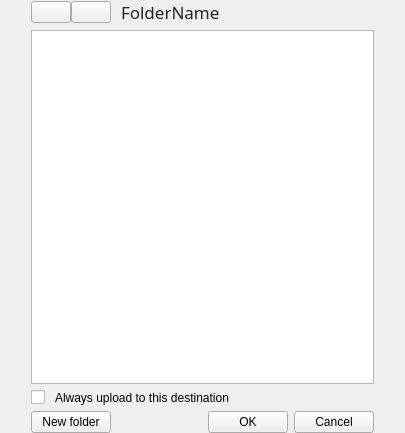
meganz/MEGAsync, file src/MEGASync/gui/node_selector/gui/macx/NodeSelectorTreeViewWidget.ui: the form before one commit.
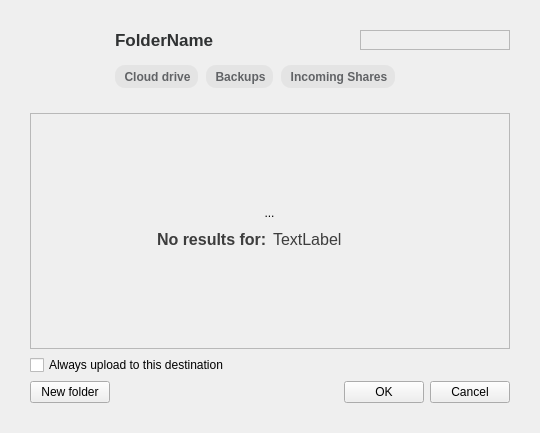
The form after the commit. The open tabs and pages were chosen to show the change. Icons and pictures are not drawn. Custom widgets are drawn as their Qt base class.

Commit message: ui imported to linux and mac

```diff
--- a/src/MEGASync/gui/node_selector/gui/macx/NodeSelectorTreeViewWidget.ui
+++ b/src/MEGASync/gui/node_selector/gui/macx/NodeSelectorTreeViewWidget.ui
@@ -6,7 +6,7 @@
    <rect>
     <x>0</x>
     <y>0</y>
-    <width>405</width>
+    <width>540</width>
     <height>433</height>
    </rect>
   </property>
@@ -14,111 +14,53 @@
    <string notr="true"/>
   </property>
   <property name="styleSheet">
-   <string notr="true">QScrollBar:horizontal {
-height: 16px;
-}
-
-#cbAlwaysUploadToLocation
+   <string notr="true">QToolButton
 {
-    spacing: 10px;
-}
-
-#lFolderName
-{
-  color: #242424;
-  font-family: SF Pro Text;
-  font-size: 13px;
+border:none;
 }</string>
   </property>
-  <layout class="QVBoxLayout" name="verticalLayout">
+  <layout class="QVBoxLayout" name="NodeSelectorWidgetLayout">
    <property name="leftMargin">
-    <number>31</number>
+    <number>30</number>
    </property>
    <property name="topMargin">
-    <number>0</number>
+    <number>30</number>
    </property>
    <property name="rightMargin">
-    <number>31</number>
+    <number>30</number>
    </property>
    <property name="bottomMargin">
-    <number>0</number>
+    <number>30</number>
    </property>
    <item>
-    <layout class="QHBoxLayout" name="horizontalLayout_3">
-     <property name="spacing">
-      <number>0</number>
-     </property>
+    <layout class="QGridLayout" name="gridLayout">
      <property name="topMargin">
       <number>0</number>
      </property>
      <property name="bottomMargin">
-      <number>0</number>
+      <number>10</number>
      </property>
-     <item alignment="Qt::AlignVCenter">
-      <widget class="QPushButton" name="bBack">
-       <property name="sizePolicy">
-        <sizepolicy hsizetype="Preferred" vsizetype="Preferred">
-         <horstretch>0</horstretch>
-         <verstretch>0</verstretch>
-        </sizepolicy>
-       </property>
+     <item row="0" column="10">
+      <widget class="SearchLineEdit" name="leSearch">
        <property name="minimumSize">
         <size>
-         <width>0</width>
+         <width>150</width>
          <height>0</height>
         </size>
        </property>
-       <property name="maximumSize">
-        <size>
-         <width>40</width>
-         <height>16777215</height>
-        </size>
+       <property name="frameShape">
+        <enum>QFrame::StyledPanel</enum>
        </property>
-       <property name="focusPolicy">
-        <enum>Qt::NoFocus</enum>
-       </property>
-       <property name="styleSheet">
-        <string notr="true"/>
-       </property>
-       <property name="text">
-        <string/>
-       </property>
-       <property name="icon">
-        <iconset resource="../../../Resources_macx.qrc">
-         <normaloff>:/images/node_selector/arrow-left-ico.png</normaloff>
-         <disabledoff>:/images/node_selector/arrow-left-disabled-ico.png</disabledoff>:/images/node_selector/arrow-left-ico.png</iconset>
-       </property>
-       <property name="iconSize">
-        <size>
-         <width>16</width>
-         <height>16</height>
-        </size>
-       </property>
-       <property name="autoDefault">
-        <bool>false</bool>
+       <property name="frameShadow">
+        <enum>QFrame::Plain</enum>
        </property>
       </widget>
      </item>
-     <item alignment="Qt::AlignVCenter">
+     <item row="0" column="1">
       <widget class="QPushButton" name="bForward">
-       <property name="enabled">
-        <bool>true</bool>
-       </property>
-       <property name="sizePolicy">
-        <sizepolicy hsizetype="Preferred" vsizetype="Preferred">
-         <horstretch>0</horstretch>
-         <verstretch>0</verstretch>
-        </sizepolicy>
-       </property>
-       <property name="minimumSize">
-        <size>
-         <width>0</width>
-         <height>0</height>
-        </size>
-       </property>
        <property name="maximumSize">
         <size>
-         <width>40</width>
+         <width>30</width>
          <height>16777215</height>
         </size>
        </property>
@@ -129,7 +71,11 @@
         <number>-2</number>
        </property>
        <property name="styleSheet">
-        <string notr="true"/>
+        <string notr="true">QPushButton {
+    border: none;
+    background-color: transparent;
+    padding: 0px;
+}</string>
        </property>
        <property name="text">
         <string/>
@@ -145,12 +91,9 @@
          <height>16</height>
         </size>
        </property>
-       <property name="autoDefault">
-        <bool>false</bool>
-       </property>
       </widget>
      </item>
-     <item>
+     <item row="0" column="2">
       <spacer name="horizontalSpacer_5">
        <property name="orientation">
         <enum>Qt::Horizontal</enum>
@@ -160,19 +103,136 @@
        </property>
        <property name="sizeHint" stdset="0">
         <size>
-         <width>10</width>
+         <width>13</width>
          <height>20</height>
         </size>
        </property>
       </spacer>
      </item>
-     <item alignment="Qt::AlignHCenter|Qt::AlignVCenter">
+     <item row="0" column="4">
+      <widget class="QLabel" name="searchingText">
+       <property name="styleSheet">
+        <string notr="true">*{
+font-size:17px;
+color:#3D3D3D;
+}</string>
+       </property>
+       <property name="text">
+        <string notr="true"/>
+       </property>
+      </widget>
+     </item>
+     <item row="0" column="5">
+      <spacer name="syncSpacer">
+       <property name="orientation">
+        <enum>Qt::Horizontal</enum>
+       </property>
+       <property name="sizeType">
+        <enum>QSizePolicy::Fixed</enum>
+       </property>
+       <property name="sizeHint" stdset="0">
+        <size>
+         <width>13</width>
+         <height>20</height>
+        </size>
+       </property>
+      </spacer>
+     </item>
+     <item row="0" column="6">
+      <widget class="QLabel" name="lIcon">
+       <property name="minimumSize">
+        <size>
+         <width>0</width>
+         <height>0</height>
+        </size>
+       </property>
+       <property name="maximumSize">
+        <size>
+         <width>16777215</width>
+         <height>16777215</height>
+        </size>
+       </property>
+       <property name="text">
+        <string notr="true"/>
+       </property>
+       <property name="alignment">
+        <set>Qt::AlignCenter</set>
+       </property>
+       <property name="margin">
+        <number>0</number>
+       </property>
+       <property name="indent">
+        <number>-1</number>
+       </property>
+      </widget>
+     </item>
+     <item row="0" column="0">
+      <widget class="QPushButton" name="bBack">
+       <property name="maximumSize">
+        <size>
+         <width>30</width>
+         <height>16777215</height>
+        </size>
+       </property>
+       <property name="styleSheet">
+        <string notr="true">QPushButton {
+    border: none;
+    background-color: transparent;
+    padding: 0px;
+}
+</string>
+       </property>
+       <property name="text">
+        <string/>
+       </property>
+       <property name="icon">
+        <iconset resource="../../../Resources_macx.qrc">
+         <normaloff>:/images/node_selector/arrow-left-ico.png</normaloff>
+         <disabledoff>:/images/node_selector/arrow-left-disabled-ico.png</disabledoff>:/images/node_selector/arrow-left-ico.png</iconset>
+       </property>
+       <property name="iconSize">
+        <size>
+         <width>16</width>
+         <height>16</height>
+        </size>
+       </property>
+      </widget>
+     </item>
+     <item row="0" column="9">
+      <spacer name="horizontalSpacer_4">
+       <property name="orientation">
+        <enum>Qt::Horizontal</enum>
+       </property>
+       <property name="sizeHint" stdset="0">
+        <size>
+         <width>40</width>
+         <height>20</height>
+        </size>
+       </property>
+      </spacer>
+     </item>
+     <item row="0" column="7">
+      <spacer name="avatarSpacer">
+       <property name="orientation">
+        <enum>Qt::Horizontal</enum>
+       </property>
+       <property name="sizeType">
+        <enum>QSizePolicy::Fixed</enum>
+       </property>
+       <property name="sizeHint" stdset="0">
+        <size>
+         <width>13</width>
+         <height>20</height>
+        </size>
+       </property>
+      </spacer>
+     </item>
+     <item row="0" column="3">
       <widget class="QLabel" name="lFolderName">
        <property name="font">
         <font>
-         <family>SF Pro 58</family>
          <pointsize>-1</pointsize>
-         <bold>false</bold>
+         <bold>true</bold>
          <strikeout>false</strikeout>
          <kerning>false</kerning>
         </font>
@@ -180,6 +240,8 @@
        <property name="styleSheet">
         <string notr="true">QLabel{
 font-size:17px;
+font-weight: bold;
+color:#303233;
 }</string>
        </property>
        <property name="text">
@@ -187,67 +249,7 @@
        </property>
       </widget>
      </item>
-     <item>
-      <spacer name="syncSpacer">
-       <property name="orientation">
-        <enum>Qt::Horizontal</enum>
-       </property>
-       <property name="sizeType">
-        <enum>QSizePolicy::Fixed</enum>
-       </property>
-       <property name="sizeHint" stdset="0">
-        <size>
-         <width>10</width>
-         <height>20</height>
-        </size>
-       </property>
-      </spacer>
-     </item>
-     <item>
-      <widget class="QLabel" name="lIcon">
-       <property name="minimumSize">
-        <size>
-         <width>0</width>
-         <height>0</height>
-        </size>
-       </property>
-       <property name="maximumSize">
-        <size>
-         <width>16777215</width>
-         <height>16777215</height>
-        </size>
-       </property>
-       <property name="text">
-        <string/>
-       </property>
-       <property name="alignment">
-        <set>Qt::AlignCenter</set>
-       </property>
-       <property name="margin">
-        <number>0</number>
-       </property>
-       <property name="indent">
-        <number>-1</number>
-       </property>
-      </widget>
-     </item>
-     <item>
-      <spacer name="avatarSpacer">
-       <property name="orientation">
-        <enum>Qt::Horizontal</enum>
-       </property>
-       <property name="sizeType">
-        <enum>QSizePolicy::Fixed</enum>
-       </property>
-       <property name="sizeHint" stdset="0">
-        <size>
-         <width>10</width>
-         <height>20</height>
-        </size>
-       </property>
-      </spacer>
-     </item>
-     <item>
+     <item row="0" column="8">
       <widget class="QLabel" name="lOwnerIcon">
        <property name="minimumSize">
         <size>
@@ -269,110 +271,463 @@
        </property>
       </widget>
      </item>
-     <item>
-      <spacer name="horizontalSpacer_4">
-       <property name="orientation">
-        <enum>Qt::Horizontal</enum>
-       </property>
-       <property name="sizeHint" stdset="0">
+     <item row="1" column="3" colspan="8" alignment="Qt::AlignLeft">
+      <widget class="QWidget" name="searchButtonsWidget" native="true">
+       <property name="minimumSize">
         <size>
-         <width>40</width>
-         <height>20</height>
+         <width>0</width>
+         <height>0</height>
         </size>
        </property>
-      </spacer>
+       <property name="styleSheet">
+        <string notr="true">QToolButton
+{
+  border-radius: 10px;
+  font-weight: 600;
+  height:20px;
+  padding-left:5px;
+  padding-right:3px;
+  background-color: rgba(0, 0, 0, 0.05);
+  color:#616366;
+}
+
+QToolButton:checked
+{
+  background-color: #04101E;
+  color:#FAFAFB;
+}
+
+QToolButton:hover
+{
+  background-color: rgba(0, 0, 0, 0.1);
+  color:#616366;
+}
+
+
+QToolButton:pressed
+{
+  background-color: rgba(0, 0, 0, 0.2);
+  color:#616366;
+}
+</string>
+       </property>
+       <layout class="QHBoxLayout" name="horizontalLayout_2">
+        <property name="spacing">
+         <number>8</number>
+        </property>
+        <property name="leftMargin">
+         <number>0</number>
+        </property>
+        <item>
+         <widget class="QToolButton" name="cloudDriveSearch">
+          <property name="cursor">
+           <cursorShape>PointingHandCursor</cursorShape>
+          </property>
+          <property name="tabletTracking">
+           <bool>false</bool>
+          </property>
+          <property name="autoFillBackground">
+           <bool>false</bool>
+          </property>
+          <property name="styleSheet">
+           <string notr="true"/>
+          </property>
+          <property name="text">
+           <string>Cloud drive</string>
+          </property>
+          <property name="icon">
+           <iconset resource="../../../Resources_macx.qrc">
+            <normaloff>:/images/node_selector/search_filter/small_cloud_default.png</normaloff>:/images/node_selector/search_filter/small_cloud_default.png</iconset>
+          </property>
+          <property name="iconSize">
+           <size>
+            <width>16</width>
+            <height>16</height>
+           </size>
+          </property>
+          <property name="checkable">
+           <bool>true</bool>
+          </property>
+          <property name="autoExclusive">
+           <bool>false</bool>
+          </property>
+          <property name="toolButtonStyle">
+           <enum>Qt::ToolButtonTextBesideIcon</enum>
+          </property>
+          <property name="default_icon" stdset="0">
+           <string notr="true">qrc:/images/node_selector/search_filter/small_cloud_default.png</string>
+          </property>
+          <property name="not_change_text_color" stdset="0">
+           <bool>true</bool>
+          </property>
+          <attribute name="buttonGroup">
+           <string notr="true">searchFilterButtonGroup</string>
+          </attribute>
+         </widget>
+        </item>
+        <item>
+         <widget class="QToolButton" name="backupsSearch">
+          <property name="cursor">
+           <cursorShape>PointingHandCursor</cursorShape>
+          </property>
+          <property name="text">
+           <string>Backups</string>
+          </property>
+          <property name="icon">
+           <iconset resource="../../../Resources_macx.qrc">
+            <normaloff>:/images/node_selector/search_filter/small_database_default.png</normaloff>:/images/node_selector/search_filter/small_database_default.png</iconset>
+          </property>
+          <property name="iconSize">
+           <size>
+            <width>16</width>
+            <height>16</height>
+           </size>
+          </property>
+          <property name="checkable">
+           <bool>true</bool>
+          </property>
+          <property name="toolButtonStyle">
+           <enum>Qt::ToolButtonTextBesideIcon</enum>
+          </property>
+          <property name="default_icon" stdset="0">
+           <string notr="true">qrc:/images/node_selector/search_filter/small_database_default.png</string>
+          </property>
+          <property name="not_change_text_color" stdset="0">
+           <bool>true</bool>
+          </property>
+          <attribute name="buttonGroup">
+           <string notr="true">searchFilterButtonGroup</string>
+          </attribute>
+         </widget>
+        </item>
+        <item>
+         <widget class="QToolButton" name="incomingSharesSearch">
+          <property name="cursor">
+           <cursorShape>PointingHandCursor</cursorShape>
+          </property>
+          <property name="text">
+           <string>Incoming Shares</string>
+          </property>
+          <property name="icon">
+           <iconset resource="../../../Resources_macx.qrc">
+            <normaloff>:/images/node_selector/search_filter/small_folder_default.png</normaloff>:/images/node_selector/search_filter/small_folder_default.png</iconset>
+          </property>
+          <property name="iconSize">
+           <size>
+            <width>16</width>
+            <height>16</height>
+           </size>
+          </property>
+          <property name="checkable">
+           <bool>true</bool>
+          </property>
+          <property name="toolButtonStyle">
+           <enum>Qt::ToolButtonTextBesideIcon</enum>
+          </property>
+          <property name="default_icon" stdset="0">
+           <string>qrc:/images/node_selector/search_filter/small_folder_default.png</string>
+          </property>
+          <property name="not_change_text_color" stdset="0">
+           <bool>true</bool>
+          </property>
+          <attribute name="buttonGroup">
+           <string notr="true">searchFilterButtonGroup</string>
+          </attribute>
+         </widget>
+        </item>
+       </layout>
+      </widget>
      </item>
     </layout>
    </item>
    <item>
-    <widget class="NodeSelectorTreeView" name="tMegaFolders">
-     <property name="font">
-      <font>
-       <pointsize>-1</pointsize>
-      </font>
+    <widget class="QStackedWidget" name="stackedWidget">
+     <property name="currentIndex">
+      <number>0</number>
      </property>
-     <property name="focusPolicy">
-      <enum>Qt::StrongFocus</enum>
-     </property>
-     <property name="styleSheet">
-      <string notr="true">QTreeView {
-show-decoration-selected: 1;
-selection-background-color: #3393DF;
-selection-color:white;
-font-size: 14px;
-qproperty-indentation: 18;
-outline:none;
+     <widget class="QWidget" name="treeViewPage">
+      <layout class="QVBoxLayout" name="verticalLayout_2">
+       <property name="leftMargin">
+        <number>0</number>
+       </property>
+       <property name="topMargin">
+        <number>0</number>
+       </property>
+       <property name="rightMargin">
+        <number>0</number>
+       </property>
+       <property name="bottomMargin">
+        <number>0</number>
+       </property>
+       <item>
+        <widget class="NodeSelectorTreeView" name="tMegaFolders">
+         <property name="font">
+          <font>
+           <pointsize>-1</pointsize>
+          </font>
+         </property>
+         <property name="focusPolicy">
+          <enum>Qt::StrongFocus</enum>
+         </property>
+         <property name="styleSheet">
+          <string notr="true">QTreeView {
+    show-decoration-selected: 1;
+	selection-background-color: #3393df;
+	 font-size: 12px;
+ 	qproperty-indentation: 18; 
+	outline:0;
+}
+
+QTreeView::item:disabled
+{
+	background-color:transparent;
+}
+
+QTreeView::item:hover {
+   background-color:transparent;
+}
+
+QTreeView::branch:hover {
+background-color:transparent;
+}
+
+QTreeView::branch:selected {
+background-color: #3393df;
+}
+
+QTreeView::item:selected {
+    border: transparent;
+	 color: white;
+    background-color: #3393df;
 }
 
 QTreeView::branch:selected:closed:has-children:adjoins-item {
 border-image: none;
 image:url(://images/node_selector/Icon-Small-Arrow-Left-hover.png) ;
 }
+
 QTreeView::branch:selected:open:has-children:adjoins-item {
 border-image: none;
 image: url(://images/node_selector/Icon-Small-Arrow-Down-hover.png) ;
 }
+
 QTreeView::branch:!selected:closed:has-children:adjoins-item {
 border-image: none;
 image: url(://images/node_selector/Icon-Small-Arrow-Left.png) ;
 }
+
 QTreeView::branch:!selected:open:has-children:adjoins-item {
 border-image: none;
 image: url(://images/node_selector/Icon-Small-Arrow-Down.png) ;
 }
 
+QHeaderView
+{
+background: #FFFFFF;
+font-size: 12px;
+color:#576879;
+padding-top: 2px;
+}
+
+QHeaderView::section {
+background: #FFFFFF;
+border-left:1px solid #dadada;			
+border-top:0 px;
+border-bottom:0px;					 					 				 					 	
+border-right:0px;
+padding-left:3px;
+}
+
+
+QHeaderView::section::first
+{
+padding-left: 0px;
+border-left:0px;		
+}
+
+QHeaderView::down-arrow { 
+width: 4px; height:6px;
+subcontrol-position: right;
+top:-2px;
+left:0px;
+padding-right:10px;
+} 
+
+QHeaderView::up-arrow {
+width: 4px; height:6px;
+subcontrol-position: right;
+top:-2px;
+left:0px;
+padding-right:10px;
+} 
+
+
+
 
 </string>
-     </property>
-     <property name="frameShape">
-      <enum>QFrame::StyledPanel</enum>
-     </property>
-     <property name="frameShadow">
-      <enum>QFrame::Plain</enum>
-     </property>
-     <property name="alternatingRowColors">
-      <bool>true</bool>
-     </property>
-     <property name="selectionMode">
-      <enum>QAbstractItemView::SingleSelection</enum>
-     </property>
-     <property name="iconSize">
-      <size>
-       <width>22</width>
-       <height>22</height>
-      </size>
-     </property>
-     <property name="autoExpandDelay">
-      <number>-1</number>
-     </property>
-     <property name="indentation">
-      <number>18</number>
-     </property>
-     <property name="animated">
-      <bool>true</bool>
-     </property>
-     <property name="allColumnsShowFocus">
-      <bool>false</bool>
-     </property>
-     <property name="expandsOnDoubleClick">
-      <bool>false</bool>
-     </property>
-     <attribute name="headerMinimumSectionSize">
-      <number>35</number>
-     </attribute>
-     <attribute name="headerDefaultSectionSize">
-      <number>35</number>
-     </attribute>
+         </property>
+         <property name="frameShape">
+          <enum>QFrame::StyledPanel</enum>
+         </property>
+         <property name="frameShadow">
+          <enum>QFrame::Plain</enum>
+         </property>
+         <property name="alternatingRowColors">
+          <bool>false</bool>
+         </property>
+         <property name="selectionMode">
+          <enum>QAbstractItemView::SingleSelection</enum>
+         </property>
+         <property name="iconSize">
+          <size>
+           <width>22</width>
+           <height>22</height>
+          </size>
+         </property>
+         <property name="autoExpandDelay">
+          <number>-1</number>
+         </property>
+         <property name="indentation">
+          <number>18</number>
+         </property>
+         <property name="animated">
+          <bool>true</bool>
+         </property>
+         <property name="allColumnsShowFocus">
+          <bool>false</bool>
+         </property>
+         <property name="expandsOnDoubleClick">
+          <bool>false</bool>
+         </property>
+         <attribute name="headerMinimumSectionSize">
+          <number>35</number>
+         </attribute>
+         <attribute name="headerDefaultSectionSize">
+          <number>35</number>
+         </attribute>
+        </widget>
+       </item>
+      </layout>
+     </widget>
+     <widget class="QWidget" name="emptyPage">
+      <layout class="QVBoxLayout" name="verticalLayout_3">
+       <property name="leftMargin">
+        <number>0</number>
+       </property>
+       <property name="topMargin">
+        <number>0</number>
+       </property>
+       <property name="rightMargin">
+        <number>0</number>
+       </property>
+       <property name="bottomMargin">
+        <number>0</number>
+       </property>
+       <item>
+        <widget class="QFrame" name="frame">
+         <property name="frameShape">
+          <enum>QFrame::StyledPanel</enum>
+         </property>
+         <property name="frameShadow">
+          <enum>QFrame::Plain</enum>
+         </property>
+         <layout class="QVBoxLayout" name="verticalLayout">
+          <property name="spacing">
+           <number>0</number>
+          </property>
+          <item>
+           <spacer name="verticalSpacer">
+            <property name="orientation">
+             <enum>Qt::Vertical</enum>
+            </property>
+            <property name="sizeHint" stdset="0">
+             <size>
+              <width>20</width>
+              <height>40</height>
+             </size>
+            </property>
+           </spacer>
+          </item>
+          <item alignment="Qt::AlignHCenter|Qt::AlignVCenter">
+           <widget class="QToolButton" name="emptyIcon">
+            <property name="text">
+             <string>...</string>
+            </property>
+            <property name="icon">
+             <iconset resource="../../../Resources_macx.qrc">
+              <normaloff>:/images/node_selector/view/cloud.png</normaloff>:/images/node_selector/view/cloud.png</iconset>
+            </property>
+            <property name="iconSize">
+             <size>
+              <width>48</width>
+              <height>48</height>
+             </size>
+            </property>
+           </widget>
+          </item>
+          <item>
+           <widget class="QWidget" name="searchEmptyInfoWidget" native="true">
+            <property name="minimumSize">
+             <size>
+              <width>0</width>
+              <height>0</height>
+             </size>
+            </property>
+            <property name="styleSheet">
+             <string notr="true">*{
+color:#3D3D3D;
+font-size:16px;
+font-weight: 700;
+}</string>
+            </property>
+            <layout class="QHBoxLayout" name="horizontalLayout_4">
+             <item alignment="Qt::AlignRight">
+              <widget class="QLabel" name="textLabel">
+               <property name="styleSheet">
+                <string notr="true"/>
+               </property>
+               <property name="text">
+                <string>No results for:</string>
+               </property>
+              </widget>
+             </item>
+             <item alignment="Qt::AlignLeft">
+              <widget class="QLabel" name="searchNotFoundText">
+               <property name="styleSheet">
+                <string notr="true">*{
+font-weight: 400;
+}</string>
+               </property>
+               <property name="text">
+                <string>TextLabel</string>
+               </property>
+              </widget>
+             </item>
+            </layout>
+           </widget>
+          </item>
+          <item>
+           <spacer name="verticalSpacer_2">
+            <property name="orientation">
+             <enum>Qt::Vertical</enum>
+            </property>
+            <property name="sizeHint" stdset="0">
+             <size>
+              <width>20</width>
+              <height>40</height>
+             </size>
+            </property>
+           </spacer>
+          </item>
+         </layout>
+        </widget>
+       </item>
+      </layout>
+     </widget>
     </widget>
    </item>
    <item>
     <widget class="QCheckBox" name="cbAlwaysUploadToLocation">
-     <property name="sizePolicy">
-      <sizepolicy hsizetype="Preferred" vsizetype="Fixed">
-       <horstretch>0</horstretch>
-       <verstretch>0</verstretch>
-      </sizepolicy>
-     </property>
      <property name="text">
       <string>Always upload to this destination</string>
      </property>
@@ -387,9 +742,6 @@
       </size>
      </property>
      <layout class="QHBoxLayout" name="horizontalLayout">
-      <property name="spacing">
-       <number>-1</number>
-      </property>
       <property name="leftMargin">
        <number>0</number>
       </property>
@@ -445,7 +797,13 @@
   <customwidget>
    <class>NodeSelectorTreeView</class>
    <extends>QTreeView</extends>
-   <header>node_selector/gui/NodeSelectorTreeView.h</header>
+   <header>NodeSelectorTreeView.h</header>
+  </customwidget>
+  <customwidget>
+   <class>SearchLineEdit</class>
+   <extends>QFrame</extends>
+   <header>SearchLineEdit.h</header>
+   <container>1</container>
   </customwidget>
  </customwidgets>
  <resources>
```
Left out of the diff: 32 changed lines with no effect on the pictures. The commit also changes 7 other files.
